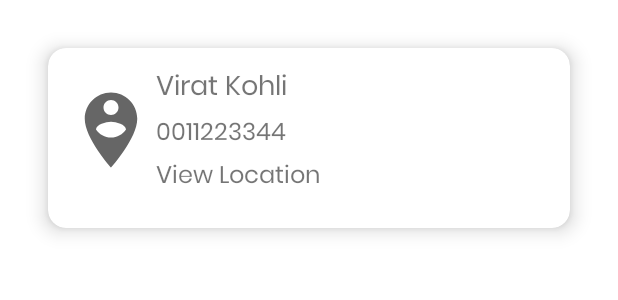
After one commit to StudyIsFun/iSafe, an Android app: the layout contact_list_item.xml on its own in the app's theme, with its tools: preview values and no code run, on a phone screen of 412 x 824 dp. The commit adds this screen. Shown: the top 300 px of the screen. Run offline under Robolectric (Android 15) with nearby library versions, the phone set to English and light mode, and no system bars.

Commit message:
Added multiple location sharing to prime contacts.

```diff
--- a/app/build.gradle
+++ b/app/build.gradle
@@ -5,7 +5,7 @@ android {
     defaultConfig {
         applicationId "com.crime_mapping.electrothon.sos"
 
-        minSdkVersion 19
+        minSdkVersion 21
         targetSdkVersion 29
         versionCode 1
         versionName "1.0"
--- a/app/src/main/AndroidManifest.xml
+++ b/app/src/main/AndroidManifest.xml
@@ -58,6 +58,7 @@
             android:name=".MapsActivity4"
             android:label="@string/title_activity_maps4"></activity>
         <activity android:name=".prime_contacts" />
+        <activity android:name=".AllContacts"/>
         <activity
             android:name=".MapsActivity3"
             android:label="@string/title_activity_maps3" />
--- /dev/null
+++ b/app/src/main/res/drawable/ic_baseline_person_pin_circle_24.xml
@@ -0,0 +1,10 @@
+<vector xmlns:android="http://schemas.android.com/apk/res/android"
+    android:width="24dp"
+    android:height="24dp"
+    android:viewportWidth="24"
+    android:viewportHeight="24"
+    android:tint="?attr/colorControlNormal">
+  <path
+      android:fillColor="@android:color/white"
+      android:pathData="M12,2C8.14,2 5,5.14 5,9c0,5.25 7,13 7,13s7,-7.75 7,-13C19,5.14 15.86,2 12,2zM12,4c1.1,0 2,0.9 2,2c0,1.11 -0.9,2 -2,2s-2,-0.89 -2,-2C10,4.9 10.9,4 12,4zM12,14c-1.67,0 -3.14,-0.85 -4,-2.15c0.02,-1.32 2.67,-2.05 4,-2.05s3.98,0.73 4,2.05C15.14,13.15 13.67,14 12,14z"/>
+</vector>
--- /dev/null
+++ b/app/src/main/res/layout/contact_list_item.xml
@@ -0,0 +1,70 @@
+<?xml version="1.0" encoding="utf-8"?>
+<androidx.constraintlayout.widget.ConstraintLayout xmlns:android="http://schemas.android.com/apk/res/android"
+    xmlns:app="http://schemas.android.com/apk/res-auto"
+    xmlns:tools="http://schemas.android.com/tools"
+    android:layout_width="match_parent"
+    android:layout_height="match_parent">
+
+
+    <androidx.cardview.widget.CardView
+        android:id="@+id/contactCard"
+        android:layout_width="0dp"
+        android:layout_height="120dp"
+        android:layout_marginStart="32dp"
+        android:layout_marginTop="32dp"
+        android:layout_marginEnd="32dp"
+        android:translationZ="6dp"
+        app:cardCornerRadius="12dp"
+        app:layout_constraintEnd_toEndOf="parent"
+        app:layout_constraintStart_toStartOf="parent"
+        app:layout_constraintTop_toTopOf="parent">
+
+        <androidx.constraintlayout.widget.ConstraintLayout
+            android:layout_width="match_parent"
+            android:layout_height="match_parent">
+
+            <TextView
+                android:id="@+id/personName"
+                android:layout_width="wrap_content"
+                android:layout_height="wrap_content"
+                android:layout_marginTop="12dp"
+                android:fontFamily="@font/poppinsbold"
+                android:text="Virat Kohli"
+                android:textSize="18sp"
+                app:layout_constraintStart_toEndOf="@+id/imageView2"
+                app:layout_constraintTop_toTopOf="parent" />
+
+            <TextView
+                android:id="@+id/noSharedByother"
+                android:layout_width="wrap_content"
+                android:layout_height="wrap_content"
+                android:layout_marginTop="2dp"
+                android:fontFamily="@font/poppinsregular"
+                android:text="0011223344"
+                android:textSize="16sp"
+                app:layout_constraintStart_toStartOf="@+id/personName"
+                app:layout_constraintTop_toBottomOf="@+id/personName" />
+
+            <ImageView
+                android:id="@+id/imageView2"
+                android:layout_width="60dp"
+                android:layout_height="85dp"
+                android:layout_marginStart="12dp"
+                android:layout_marginTop="12dp"
+                app:layout_constraintStart_toStartOf="parent"
+                app:layout_constraintTop_toTopOf="parent"
+                android:src="@drawable/ic_baseline_person_pin_circle_24" />
+
+            <TextView
+                android:id="@+id/textView18"
+                android:layout_width="wrap_content"
+                android:layout_height="wrap_content"
+                android:layout_marginTop="2dp"
+                android:fontFamily="@font/poppinsregular"
+                android:text="View Location"
+                android:textSize="16sp"
+                app:layout_constraintStart_toStartOf="@+id/noSharedByother"
+                app:layout_constraintTop_toBottomOf="@+id/noSharedByother" />
+        </androidx.constraintlayout.widget.ConstraintLayout>
+    </androidx.cardview.widget.CardView>
+</androidx.constraintlayout.widget.ConstraintLayout>
```
Also changed, not shown: app/src/main/java/com/crime_mapping/electrothon/sos/AllContacts.java (added, +103 -0 lines), app/src/main/java/com/crime_mapping/electrothon/sos/ContactAdapter.java (added, +77 -0 lines), app/src/main/java/com/crime_mapping/electrothon/sos/ContactModel.java (added, +26 -0 lines), app/src/main/java/com/crime_mapping/electrothon/sos/MainActivity.java (+63 -65 lines), app/src/main/java/com/crime_mapping/electrothon/sos/MapsActivity.java (+21 -3 lines), app/src/main/java/com/crime_mapping/electrothon/sos/MyService.java (+15 -6 lines), app/src/main/res/layout/activity_contacts.xml (added, +13 -0 lines).
